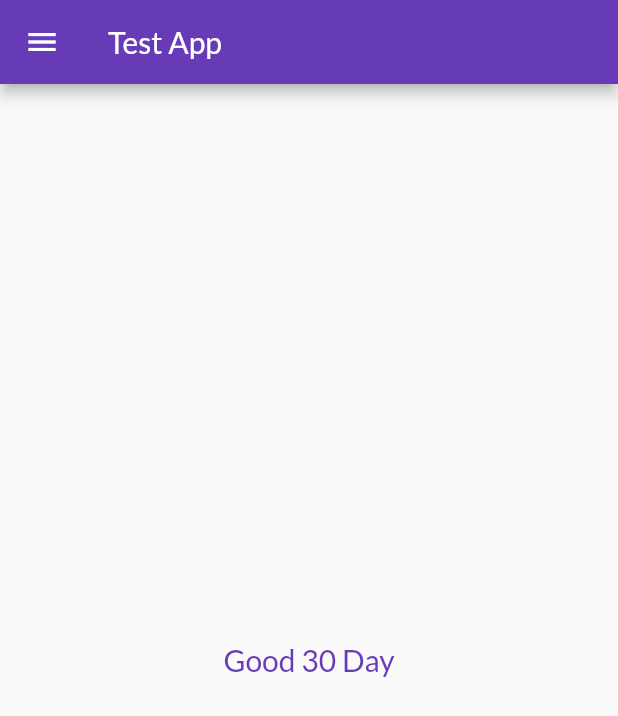
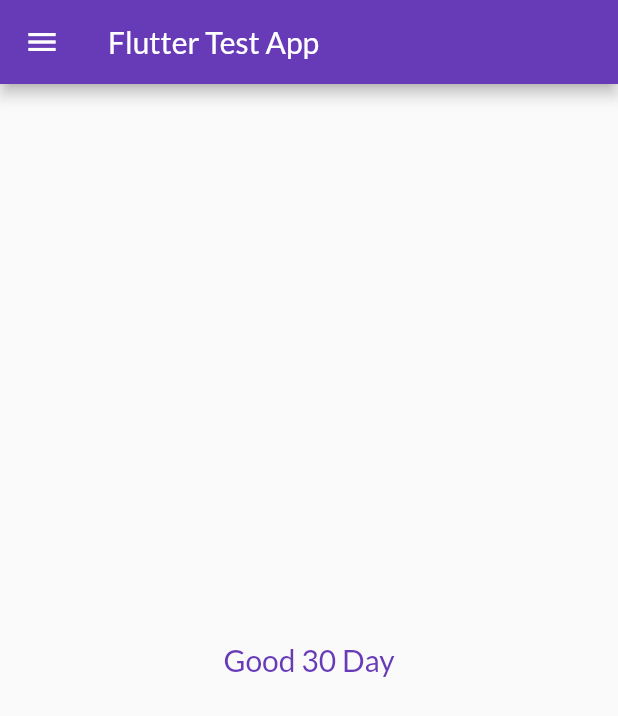
Before and after one commit to AyshChaudhary/test-flutter, a Flutter app: the Homepage screen opened by its route, on a phone screen of 412 x 824 dp. Shown: the top 716 px of the screen. Run offline on Flutter 3.47's test engine with Material 2 defaults, Android fonts, the phone set to English and light mode, and no system bars; our stand-ins replace google_fonts.

Commit message:
Update home_page.dart

```diff
--- a/flutter_application_1/lib/pages/home_page.dart
+++ b/flutter_application_1/lib/pages/home_page.dart
@@ -9,7 +9,7 @@ class Homepage extends StatelessWidget {
     return Scaffold(
       appBar: AppBar(
         backgroundColor: Colors.deepPurple,
-        title: Text("Test App"),
+        title: Text("Flutter Test App"),
       ),
       body: Center(
         child: Container(
```
